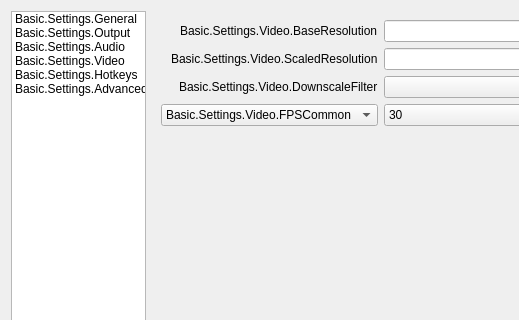
Old version of the form obs/forms/OBSBasicSettings.ui in the repository mixer/tachyon; both pictures show x 0 to 519 and y 0 to 320 of the 968 by 697 pixel window.
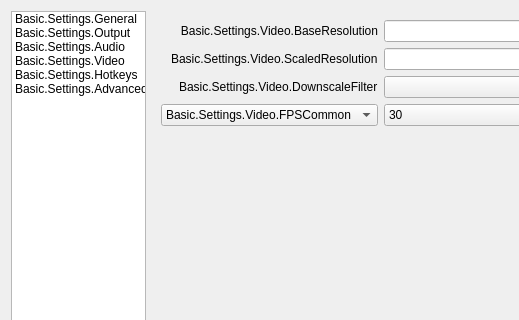
New version of the form. The open tabs and pages were chosen to show the change. Icons and pictures are not drawn.

Commit message: UI: Fix a wrong label alignment in settings window

```diff
--- a/obs/forms/OBSBasicSettings.ui
+++ b/obs/forms/OBSBasicSettings.ui
@@ -1148,6 +1148,9 @@
            <property name="text">
             <string>Basic.Settings.Video.BaseResolution</string>
            </property>
+           <property name="alignment">
+            <set>Qt::AlignRight|Qt::AlignTrailing|Qt::AlignVCenter</set>
+           </property>
           </widget>
          </item>
          <item row="0" column="1">
```
